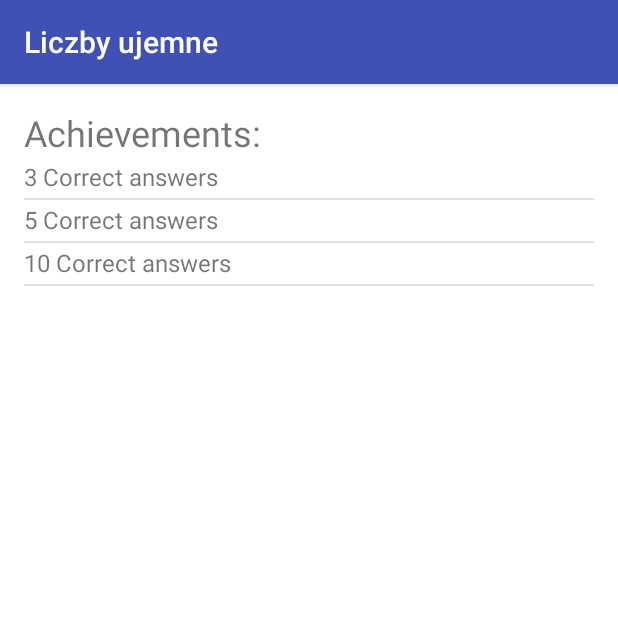
After one commit to piterpti/NegativeNumbers, an Android app: the fragment AchievementFragment shown on its own in the app's theme, on a phone screen of 412 x 824 dp, the top half of it. The commit adds this screen. Run offline under Robolectric (Android 15) with nearby library versions, the phone set to English and light mode, and no system bars.

Commit message:
Start work with achievements

```diff
--- /dev/null
+++ b/app/src/main/java/com/example/ruzik/liczbyujemne/Classes/Achievement.java
@@ -0,0 +1,25 @@
+package com.example.ruzik.liczbyujemne.Classes;
+
+/**
+ * Created by Piter on 03/06/2016.
+ */
+public class Achievement {
+
+    private int id;
+    private int correctAnswers;
+    private String name;
+    private int difficultLevel;
+    private boolean locked;
+
+    public Achievement(int id, int difficultLevel, String name, int correctAnswers) {
+        this.id = id;
+        this.correctAnswers = correctAnswers;
+        this.name = name;
+        this.difficultLevel = difficultLevel;
+    }
+
+    @Override
+    public String toString() {
+        return name;
+    }
+}
--- /dev/null
+++ b/app/src/main/java/com/example/ruzik/liczbyujemne/fragments/AchievementFragment.java
@@ -0,0 +1,42 @@
+package com.example.ruzik.liczbyujemne.fragments;
+
+
+import android.os.Bundle;
+import android.support.v4.app.Fragment;
+import android.view.LayoutInflater;
+import android.view.View;
+import android.view.ViewGroup;
+import android.widget.ArrayAdapter;
+import android.widget.ListView;
+
+import com.example.ruzik.liczbyujemne.MainActivity;
+import com.example.ruzik.liczbyujemne.R;
+
+/**
+ * A simple {@link Fragment} subclass.
+ */
+public class AchievementFragment extends Fragment {
+
+    private ListView achievementsListView;
+
+
+    public AchievementFragment() {
+    }
+
+
+    @Override
+    public View onCreateView(LayoutInflater inflater, ViewGroup container,
+                             Bundle savedInstanceState) {
+        View view = inflater.inflate(R.layout.fragment_achievement, container, false);
+        init(view);
+        return view;
+    }
+
+    private void init(View view)
+    {
+        achievementsListView = (ListView) view.findViewById(R.id.achievement_list);
+        ArrayAdapter adapter = new ArrayAdapter(getActivity(), R.layout.achievement_adapter, MainActivity.gameStatus.getAchievements());
+        achievementsListView.setAdapter(adapter);
+    }
+
+}
--- a/app/src/main/java/layout/GameEnded.java
+++ b/app/src/main/java/com/example/ruzik/liczbyujemne/fragments/GameEnded.java
@@ -1,4 +1,4 @@
-package layout;
+package com.example.ruzik.liczbyujemne.fragments;
 
 
 import android.os.Bundle;
--- a/app/src/main/java/com/example/ruzik/liczbyujemne/fragments/GameFragment.java
+++ b/app/src/main/java/com/example/ruzik/liczbyujemne/fragments/GameFragment.java
@@ -23,8 +23,6 @@ import com.example.ruzik.liczbyujemne.Classes.GameStatus;
 import com.example.ruzik.liczbyujemne.Classes.Question;
 import com.example.ruzik.liczbyujemne.MainActivity;
 import com.example.ruzik.liczbyujemne.R;
-
-import layout.GameEnded;
 
 public class GameFragment extends Fragment
 {
--- /dev/null
+++ b/app/src/main/res/layout/achievement_adapter.xml
@@ -0,0 +1,8 @@
+<?xml version="1.0" encoding="utf-8"?>
+<TextView xmlns:android="http://schemas.android.com/apk/res/android"
+    android:id="@+id/listItem"
+    android:paddingTop="2dp"
+    android:paddingBottom="3dp"
+    android:layout_width="match_parent"
+    android:layout_height="wrap_content"
+    android:textSize="16sp" />
--- /dev/null
+++ b/app/src/main/res/layout/fragment_achievement.xml
@@ -0,0 +1,22 @@
+<LinearLayout xmlns:android="http://schemas.android.com/apk/res/android"
+    xmlns:tools="http://schemas.android.com/tools"
+    android:layout_width="match_parent"
+    android:layout_height="match_parent"
+    tools:context=".fragments.AchievementFragment"
+    android:orientation="vertical"
+    android:padding="16dp"
+    android:background="#fff">
+
+    <TextView
+        android:layout_width="match_parent"
+        android:layout_height="wrap_content"
+        android:text="Achievements:"
+        android:textSize="24sp"/>
+
+    <ListView
+        android:id="@+id/achievement_list"
+        android:layout_width="match_parent"
+        android:layout_height="match_parent">
+    </ListView>
+
+</LinearLayout>
--- a/app/src/main/res/layout/fragment_game_ended.xml
+++ b/app/src/main/res/layout/fragment_game_ended.xml
@@ -2,7 +2,7 @@
     xmlns:tools="http://schemas.android.com/tools"
     android:layout_width="match_parent"
     android:layout_height="match_parent"
-    tools:context="layout.GameEnded"
+    tools:context=".fragments.GameEnded"
     android:background="#fff"
     android:orientation="vertical"
     android:padding="16dp">
@@ -21,7 +21,7 @@
         android:layout_width="match_parent"
         android:layout_height="wrap_content"
         android:text="@string/end_summary"
-        android:textSize="24sp"
+        android:textSize="20sp"
         android:layout_marginBottom="40dp"/>
 
     <Button
--- a/app/src/main/res/layout/fragment_menu.xml
+++ b/app/src/main/res/layout/fragment_menu.xml
@@ -20,7 +20,8 @@
             android:text="@string/menu_achievements"
             android:layout_width="match_parent"
             android:layout_height="0dp"
-            android:layout_weight="0.2"/>
+            android:layout_weight="0.2"
+            android:onClick="Achievements"/>
         <Button
             android:text="@string/menu_level"
             android:layout_width="match_parent"
```
Also changed, not shown: app/src/main/java/com/example/ruzik/liczbyujemne/Classes/GameStatus.java (+18 -0 lines), app/src/main/java/com/example/ruzik/liczbyujemne/MainActivity.java (+32 -4 lines), app/src/main/res/values/strings.xml (+8 -0 lines).
